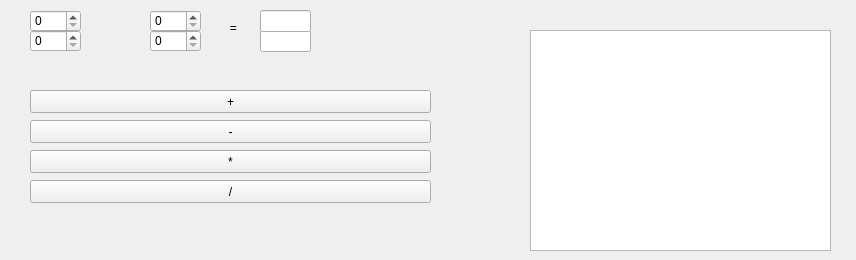
Above: calculator.ui from Vasilevs1/fraction_calculator before the change. Below: the same form after it.
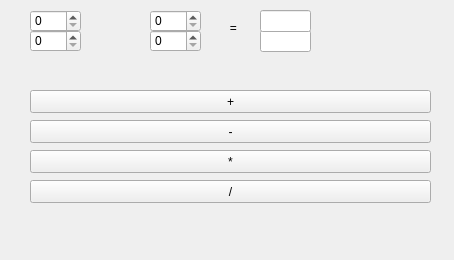
That is the form after the change.

```diff
--- a/calculator.ui
+++ b/calculator.ui
@@ -6,7 +6,7 @@
    <rect>
     <x>0</x>
     <y>0</y>
-    <width>856</width>
+    <width>454</width>
     <height>260</height>
    </rect>
   </property>
@@ -152,16 +152,6 @@
      </rect>
     </property>
    </widget>
-   <widget class="QTextEdit" name="displayer">
-    <property name="geometry">
-     <rect>
-      <x>530</x>
-      <y>30</y>
-      <width>301</width>
-      <height>221</height>
-     </rect>
-    </property>
-   </widget>
   </widget>
  </widget>
  <layoutdefault spacing="6" margin="11"/>
```
